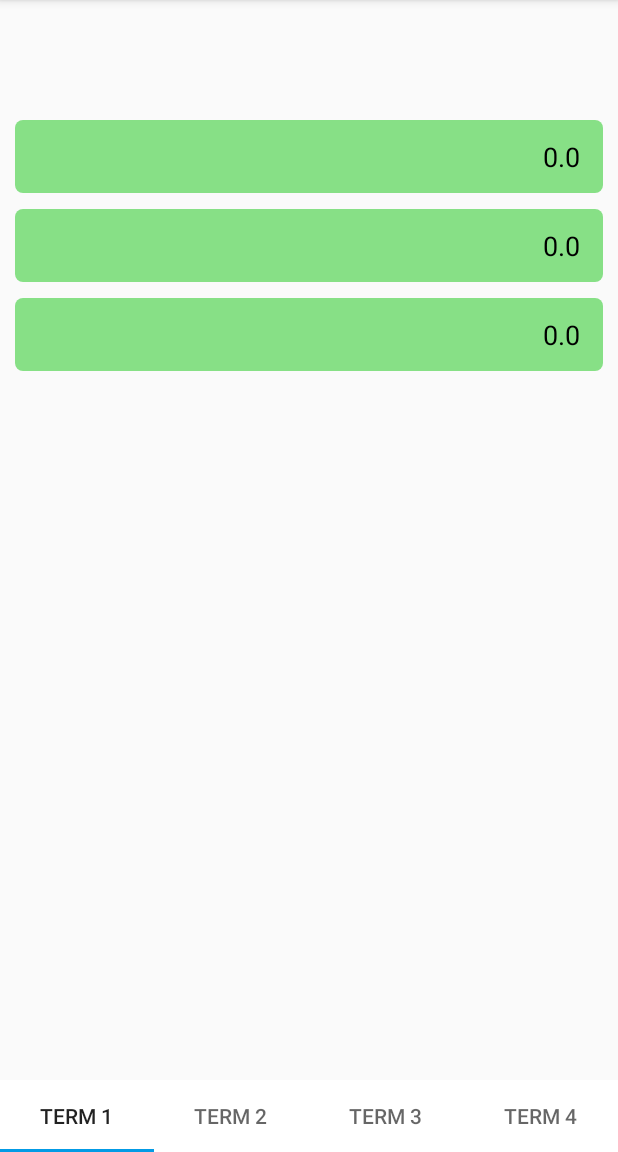
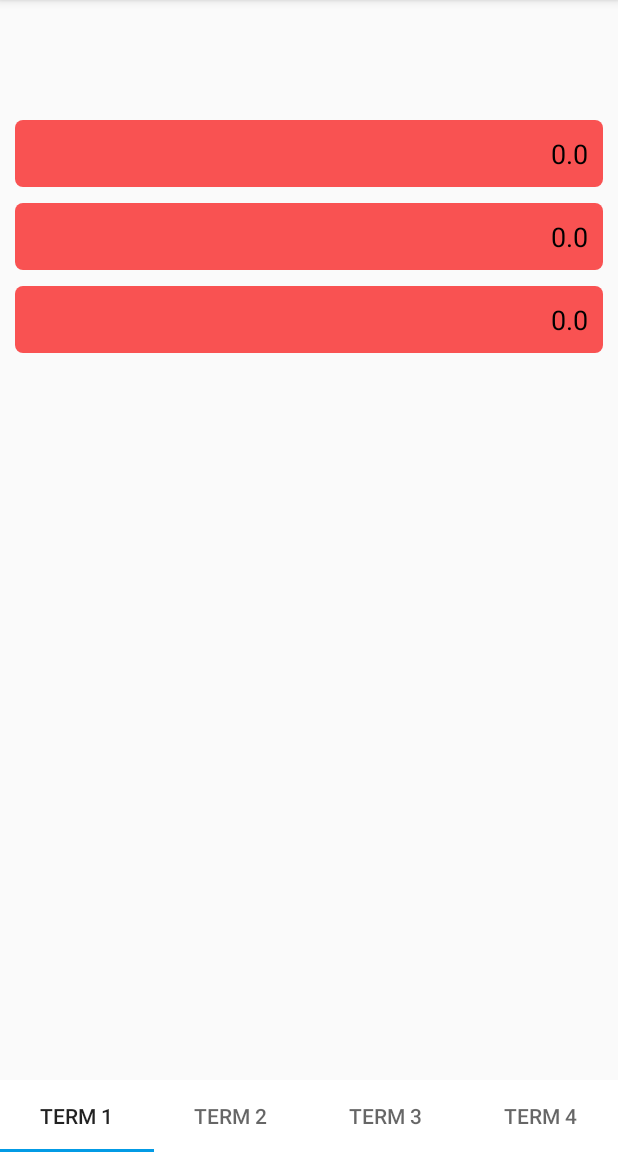
Before and after one commit to hstennes/AspenGrades, an Android app: the ClassesActivity screen opened directly, with no data from a screen before it, on a phone screen of 412 x 824 dp, the part 84-1236 px from its top. Run offline under Robolectric (Android 15) with nearby library versions, the phone set to English and light mode, and no system bars; network calls fail; 9 statements that could not run were skipped.

```diff
--- a/app/build.gradle
+++ b/app/build.gradle
@@ -4,7 +4,7 @@ android {
     compileSdkVersion 28
     defaultConfig {
         applicationId "com.aspengrades.main"
-        minSdkVersion 26
+        minSdkVersion 23
         targetSdkVersion 28
         versionCode 1
         versionName "1.0"
--- a/app/src/main/AndroidManifest.xml
+++ b/app/src/main/AndroidManifest.xml
@@ -21,6 +21,9 @@
         <activity android:name=".ClassesActivity"
             android:theme="@style/AppTheme"
             android:screenOrientation="portrait"/>
+        <activity android:name=".AssignmentsActivity"
+            android:theme="@style/AppTheme"
+            android:screenOrientation="portrait"/>
     </application>
 
 </manifest>
--- a/app/src/main/java/com/aspengrades/data/ClassList.java
+++ b/app/src/main/java/com/aspengrades/data/ClassList.java
@@ -2,7 +2,6 @@ package com.aspengrades.data;
 
 import android.os.AsyncTask;
 
-import org.jsoup.Jsoup;
 import org.jsoup.nodes.Document;
 import org.jsoup.nodes.Element;
 
@@ -15,8 +14,9 @@ public class ClassList {
     public static final String CLASSES_URL = "https://aspen.cps.edu/aspen/portalClassList.do?navkey=academics.classes.list";
     public static final String CLASS_FORM_EVENT = "2100";
     public static final String TERM_SELECT_EVENT = "950";
+    public static final String[] TERM_CODES = new String[] {"current", "gtmQ10000000Q1", "gtmQ20000000Q2", "gtmQ30000000Q3", "gtmQ40000000Q4"};
     private static final int NUM_CLASS_ATTRIBUTES = 11;
-    private static final String[] TERM_CODES = new String[] {"current", "gtmQ10000000Q1", "gtmQ20000000Q2", "gtmQ30000000Q3", "gtmQ40000000Q4"};
+
 
     private ArrayList<SchoolClass> classes;
     private int term;
@@ -66,7 +66,7 @@ public class ClassList {
         protected final ClassList doInBackground(Cookies... cookies) {
             Document doc;
             try{
-                doc = getDoc(cookies[0]);
+                doc = new TermSelector().selectTerm(cookies[0], term);
             }catch (IOException e){
                 e.printStackTrace();
                 return null;
@@ -76,26 +76,9 @@ public class ClassList {
             for(Element row : doc.getElementById("dataGrid").child(0).child(0).children()){
                 if(row.childNodeSize() >= NUM_CLASS_ATTRIBUTES && row.siblingIndex() != 0) classes.add(new SchoolClass(row));
             }
-            String token = getToken(doc);
+
+            String token = doc.select("input[name=org.apache.struts.taglib.html.TOKEN]").attr("value");
             return new ClassList(classes, term, token);
-        }
-
-        private Document getDoc(Cookies cookies) throws IOException {
-            Document doc = Jsoup.connect(CLASSES_URL).timeout(10000).cookies(cookies.getCookieMap()).get();
-            if(term != 0){
-                return Jsoup.connect(CLASSES_URL)
-                        .data("org.apache.struts.taglib.html.TOKEN", getToken(doc))
-                        .data("userEvent", TERM_SELECT_EVENT)
-                        .data("yearFilter", "current")
-                        .data("termFilter", TERM_CODES[term])
-                        .cookies(cookies.getCookieMap())
-                        .post();
-            }
-            return doc;
-        }
-
-        private String getToken(Document doc){
-            return doc.select("input[name=org.apache.struts.taglib.html.TOKEN]").attr("value");
         }
 
         @Override
--- a/app/src/main/java/com/aspengrades/data/ClassSelector.java
+++ b/app/src/main/java/com/aspengrades/data/ClassSelector.java
@@ -6,16 +6,12 @@ import java.io.IOException;
 
 public class ClassSelector {
 
-    public void selectClass(ClassInfo.TaskParams params) {
-        try {
+    public void selectClass(ClassInfo.TaskParams params) throws IOException{
         Jsoup.connect(ClassList.CLASSES_URL)
                 .data("org.apache.struts.taglib.html.TOKEN", params.getClassesToken())
                 .data("userEvent", ClassList.CLASS_FORM_EVENT)
                 .data("userParam", params.getClassId())
                 .cookies(params.getCookies().getCookieMap())
                 .post();
-        }catch (IOException e){
-            e.printStackTrace();
     }
 }
-}
--- /dev/null
+++ b/app/src/main/java/com/aspengrades/data/TermSelector.java
@@ -0,0 +1,27 @@
+package com.aspengrades.data;
+
+import org.jsoup.Jsoup;
+import org.jsoup.nodes.Document;
+
+import java.io.IOException;
+
+public class TermSelector {
+
+    public Document selectTerm(Cookies cookies, int term) throws IOException {
+        Document doc = Jsoup.connect(ClassList.CLASSES_URL).timeout(10000).cookies(cookies.getCookieMap()).get();
+        if(term != 0){
+            return Jsoup.connect(ClassList.CLASSES_URL)
+                    .data("org.apache.struts.taglib.html.TOKEN", getToken(doc))
+                    .data("userEvent", ClassList.TERM_SELECT_EVENT)
+                    .data("yearFilter", "current")
+                    .data("termFilter", ClassList.TERM_CODES[term])
+                    .cookies(cookies.getCookieMap())
+                    .post();
+        }
+        return doc;
+    }
+
+    private String getToken(Document doc){
+        return doc.select("input[name=org.apache.struts.taglib.html.TOKEN]").attr("value");
+    }
+}
--- a/app/src/main/java/com/aspengrades/main/ClassesActivity.java
+++ b/app/src/main/java/com/aspengrades/main/ClassesActivity.java
@@ -5,14 +5,13 @@ import android.os.Bundle;
 import android.support.design.widget.TabLayout;
 import android.support.v4.view.ViewPager;
 import android.support.v7.app.AppCompatActivity;
-import android.support.v7.widget.Toolbar;
 
 import com.aspengrades.data.Cookies;
 import com.aspengrades.data.TermLoader;
 
-import java.util.HashMap;
+public class ClassesActivity extends AppCompatActivity {
 
-public class ClassesActivity extends AppCompatActivity {
+    private Cookies cookies;
 
     @Override
     public void onCreate(Bundle savedInstanceState){
@@ -22,16 +21,17 @@ public class ClassesActivity extends AppCompatActivity {
         Intent intent = getIntent();
         String[] keys = intent.getStringArrayExtra(getString(R.string.extra_cookie_keys));
         String[] values = intent.getStringArrayExtra(getString(R.string.extra_cookie_values));
-        HashMap<String, String> cookieMap = new HashMap<>();
-        for(int i = 0; i < keys.length; i++){
-            cookieMap.put(keys[i], values[i]);
-        }
-        Cookies cookies = new Cookies(cookieMap);
-        TermPagerAdapter adapter = new TermPagerAdapter(getSupportFragmentManager());
+        cookies = Cookies.from(keys, values);
+
+        TermPagerAdapter adapter = new TermPagerAdapter(getSupportFragmentManager(), this);
         ViewPager pager = findViewById(R.id.pager);
         pager.setAdapter(adapter);
         TabLayout tabLayout = findViewById(R.id.tab_layout);
         tabLayout.setupWithViewPager(pager);
         new TermLoader(adapter, cookies).readAllTerms(1);
     }
+
+    public Cookies getCookies(){
+        return cookies;
+    }
 }
--- a/app/src/main/java/com/aspengrades/main/TermFragment.java
+++ b/app/src/main/java/com/aspengrades/main/TermFragment.java
@@ -1,9 +1,13 @@
 package com.aspengrades.main;
 
+import android.content.Context;
+import android.content.Intent;
+import android.graphics.PorterDuff;
 import android.os.Bundle;
 import android.support.annotation.NonNull;
 import android.support.annotation.Nullable;
 import android.support.v4.app.Fragment;
+import android.support.v4.content.ContextCompat;
 import android.view.LayoutInflater;
 import android.view.View;
 import android.view.ViewGroup;
@@ -14,11 +18,17 @@ import com.aspengrades.data.ClassList;
 import com.aspengrades.data.ClassesListener;
 import com.aspengrades.data.SchoolClass;
 
-public class TermFragment extends Fragment implements ClassesListener {
+import java.util.ArrayList;
+import java.util.HashMap;
+
+public class TermFragment extends Fragment implements View.OnClickListener, ClassesListener {
 
     private ClassList classList;
     private LayoutInflater inflater;
+    private HashMap<View, String> buttonMap;
+    private ClassesActivity classesActivity;
     private View view;
+    private int term;
 
     @Override
     public View onCreateView(@NonNull  LayoutInflater inflater, ViewGroup container, Bundle savedInstanceState) {
@@ -37,13 +47,7 @@ public class TermFragment extends Fragment implements ClassesListener {
     }
 
     @Override
-    public void onViewCreated(@NonNull View view, @Nullable Bundle savedInstanceState) {
-
-    }
-
-    public void setClassList(ClassList classList){
-        this.classList = classList;
-    }
+    public void onViewCreated(@NonNull View view, @Nullable Bundle savedInstanceState) { }
 
     @Override
     public void onClassesRead(ClassList classList) {
@@ -55,13 +59,28 @@ public class TermFragment extends Fragment implements ClassesListener {
         }
     }
 
+    @Override
+    public void onClick(View v) {
+        System.out.println("Class button pressed");
+        Intent intent = new Intent(classesActivity, AssignmentsActivity.class);
+        intent.putExtra(getString(R.string.extra_class_id), buttonMap.get(v));
+        intent.putExtra(getString(R.string.extra_token), classList.getToken());
+        intent.putExtra(getString(R.string.extra_cookie_keys), classesActivity.getCookies().getKeys());
+        intent.putExtra(getString(R.string.extra_cookie_values), classesActivity.getCookies().getValues());
+        intent.putExtra(getString(R.string.extra_term), term);
+        startActivity(intent);
+    }
+
     private void setupClassList(){
         LinearLayout classesLayout = view.findViewById(R.id.layout_classes);
-        TextView term = view.findViewById(R.id.text_term);
-        term.setText(getString(R.string.text_term, Integer.toString(classList.getTerm())));
+        TextView textTerm = view.findViewById(R.id.text_term);
+        textTerm.setText(getString(R.string.text_term, Integer.toString(classList.getTerm())));
 
         for(SchoolClass schoolClass : classList.getClasses()){
             View classButton = inflater.inflate(R.layout.class_button, classesLayout, false);
+            buttonMap.put(classButton, schoolClass.getId());
+            term = classList.getTerm();
+
             TextView description = classButton.findViewById(R.id.text_description);
             TextView grade = classButton.findViewById(R.id.text_grade);
             description.setText(schoolClass.getDescription());
@@ -69,7 +88,27 @@ public class TermFragment extends Fragment implements ClassesListener {
             if(gradeVal != -1) {
                 grade.setText(Float.toString(gradeVal));
             }
+            classButton.getBackground().setColorFilter(getColor(gradeVal), PorterDuff.Mode.SRC);
+
             classesLayout.addView(classButton, classesLayout.getChildCount() - 1);
+            classButton.setOnClickListener(this);
         }
     }
+
+    private int getColor(float gradeVal){
+        int gradeInt = Math.round(gradeVal);
+        Context context = getContext();
+        if(gradeInt > 89) return ContextCompat.getColor(context, R.color.colorA);
+        else if(gradeInt > 79) return ContextCompat.getColor(context, R.color.colorB);
+        else if(gradeInt > 69) return ContextCompat.getColor(context, R.color.colorC);
+        else if(gradeInt > 59) return ContextCompat.getColor(context, R.color.colorD);
+        else if(gradeInt == -1) return ContextCompat.getColor(context, R.color.colorN);
+        else return ContextCompat.getColor(context, R.color.colorF);
+    }
+
+    public void giveParams(ClassList classList, ClassesActivity classesActivity){
+        this.classList = classList;
+        this.classesActivity = classesActivity;
+        buttonMap = new HashMap<>();
+    }
 }
--- a/app/src/main/java/com/aspengrades/main/TermPagerAdapter.java
+++ b/app/src/main/java/com/aspengrades/main/TermPagerAdapter.java
@@ -11,9 +11,11 @@ public class TermPagerAdapter extends FragmentPagerAdapter implements ClassesLis
 
     private ClassList[] classLists;
     private Fragment[] fragments;
+    private ClassesActivity classesActivity;
 
-    public TermPagerAdapter(FragmentManager fm) {
+    public TermPagerAdapter(FragmentManager fm, ClassesActivity classesActivity) {
         super(fm);
+        this.classesActivity = classesActivity;
         classLists = new ClassList[ClassList.NUM_TERMS];
         fragments = new Fragment[ClassList.NUM_TERMS];
     }
@@ -21,7 +23,7 @@ public class TermPagerAdapter extends FragmentPagerAdapter implements ClassesLis
     @Override
     public Fragment getItem(int i) {
         TermFragment fragment = new TermFragment();
-        fragment.setClassList(classLists[i]);
+        fragment.giveParams(classLists[i], classesActivity);
         fragments[i] = fragment;
         return fragment;
     }
--- a/app/src/main/res/layout/class_button.xml
+++ b/app/src/main/res/layout/class_button.xml
@@ -4,8 +4,7 @@
     android:layout_width="match_parent"
     android:layout_height="wrap_content"
     android:textAlignment="textStart"
-    android:paddingHorizontal="15dp"
-    android:paddingVertical="12dp"
+    android:padding="10dp"
     android:clickable="true"
     android:layout_marginHorizontal="10dp"
     android:layout_marginVertical="5dp"
@@ -20,6 +19,7 @@
         android:textColor="#000000"
         android:maxLines="1"
         android:ellipsize="end"
+        android:layout_marginEnd="30dp"
         android:layout_alignParentStart="true"/>
 
     <TextView
--- a/app/src/main/res/values/colors.xml
+++ b/app/src/main/res/values/colors.xml
@@ -11,4 +11,5 @@
     <color name="colorC">#e0b586</color>
     <color name="colorD">#e09a86</color>
     <color name="colorF">#f95252</color>
+    <color name="colorN">#999999</color>
 </resources>
--- a/app/src/main/res/values/strings.xml
+++ b/app/src/main/res/values/strings.xml
@@ -8,4 +8,7 @@
     <string name="hint_password">Password</string>
     <string name="extra_cookie_keys">keys</string>
     <string name="extra_cookie_values">values</string>
+    <string name="extra_class_id">class id</string>
+    <string name="extra_token">token</string>
+    <string name="extra_term">term</string>
 </resources>
```
Also changed, not shown: app/src/main/java/com/aspengrades/data/ClassInfo.java (+7 -1 lines), app/src/main/java/com/aspengrades/data/Cookies.java (+11 -9 lines), app/src/main/java/com/aspengrades/main/AssignmentsActivity.java (added, +72 -0 lines), app/src/main/java/com/aspengrades/main/MainActivity.java (+6 -4 lines), app/src/main/res/layout/activity_assignments.xml (added, +13 -0 lines). Lines whose indentation alone changed are shown as unchanged.
